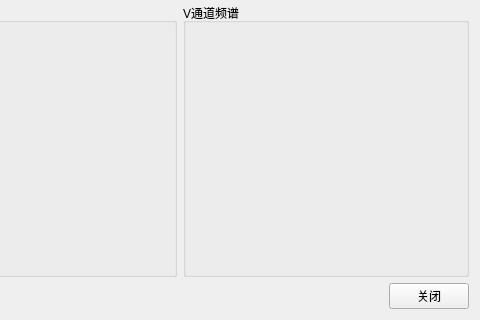
The window that mainwindow/DctTransformation.ui (Narthill/Image_processing) describes before a commit, drawn with Qt 5; both pictures show x 412 to 892 and y 82 to 402 of the 892 by 402 pixel window.
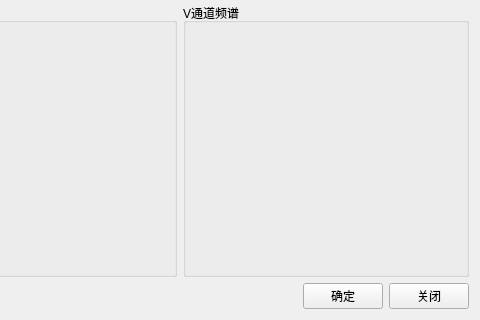
The same window after the commit.

Diff of the .ui file:
```diff
--- a/mainwindow/DctTransformation.ui
+++ b/mainwindow/DctTransformation.ui
@@ -123,6 +123,13 @@
          </property>
         </spacer>
        </item>
+       <item>
+        <widget class="QPushButton" name="sureBtn">
+         <property name="text">
+          <string>确定</string>
+         </property>
+        </widget>
+       </item>
        <item>
         <widget class="QPushButton" name="closeBtn">
          <property name="text">
```
